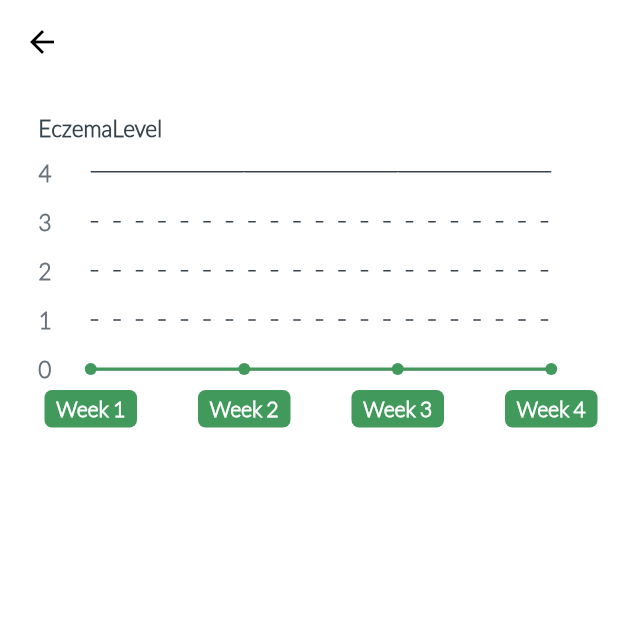
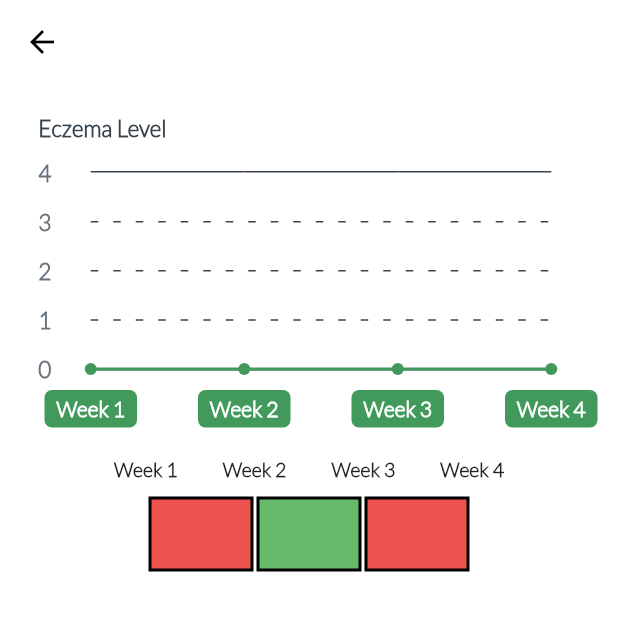
Before and after one commit to Marcusneo121/remdii_ai_user, a Flutter app: the TrackerLineChartScreen screen opened directly with empty values, on a phone screen of 412 x 824 dp, the top half of it. Run offline on Flutter 3.47's test engine with Material 2 defaults, Android fonts, the phone set to English and light mode, and no system bars; drawn by our look-alikes of fl_chart, flutter_bounceable; our stand-ins replace cached_network_image, carousel_slider, cloud_firestore, device_preview, expandable, firebase_core and 16 more; missing offline and left inert: email_auth, gkash_payment, linkable, mysql1, mysql_client; accounts and stored records are empty.

Commit message:
prepare for summary + UI change for radar chart

```diff
--- a/lib/Screens/Tracker/tracker_line_chart_screen.dart
+++ b/lib/Screens/Tracker/tracker_line_chart_screen.dart
@@ -1,6 +1,7 @@
 import 'package:flutter/material.dart';
 import 'package:flutter/cupertino.dart';
 import 'package:collection/collection.dart';
+import 'package:flutter_bounceable/flutter_bounceable.dart';
 import 'package:fyp/DB_Models/Tracker/LineChartPoint.dart';
 import 'package:fyp/DB_Models/Tracker/LineChartTracker.dart';
 import 'package:fyp/Screens/Tracker/widgets/lineChartWidget.dart';
@@ -8,6 +9,7 @@ import 'package:fyp/DB_Models/connection.dart';
 import 'package:fyp/constants.dart';
 import 'package:mysql1/mysql1.dart';
 import 'package:shared_preferences/shared_preferences.dart';
+import 'package:vibration/vibration.dart';
 
 class TrackerLineChartScreen extends StatefulWidget {
   const TrackerLineChartScreen(
@@ -46,6 +48,7 @@ class _TrackerLineChartScreenState extends State<TrackerLineChartScreen> {
   List<LineChartTracker> lineChartData = [];
   List<double> data = <double>[];
   List<LineChartDataCarry> dataCarryLineChart = [];
+  List<int?> weekLevel = [];
 
   @override
   void initState() {
@@ -91,6 +94,7 @@ class _TrackerLineChartScreenState extends State<TrackerLineChartScreen> {
                 radarChartID: null,
                 onPressedTitle: 'No record yet.',
               ));
+              weekLevel.add(null);
             } else {
               for (var row in lineChartTrackerResults) {
                 lineChartData.add(LineChartTracker(
@@ -104,6 +108,7 @@ class _TrackerLineChartScreenState extends State<TrackerLineChartScreen> {
                   radarChartID: row[8],
                   onPressedTitle: row[2].toString(),
                 ));
+                weekLevel.add(row[1]);
               }
             }
             break;
@@ -120,6 +125,7 @@ class _TrackerLineChartScreenState extends State<TrackerLineChartScreen> {
                 radarChartID: null,
                 onPressedTitle: 'No record yet.',
               ));
+              weekLevel.add(null);
             } else {
               for (var row in lineChartTrackerResults) {
                 lineChartData.add(LineChartTracker(
@@ -133,6 +139,7 @@ class _TrackerLineChartScreenState extends State<TrackerLineChartScreen> {
                   radarChartID: row[8],
                   onPressedTitle: row[2].toString(),
                 ));
+                weekLevel.add(row[1]);
               }
             }
             break;
@@ -149,6 +156,7 @@ class _TrackerLineChartScreenState extends State<TrackerLineChartScreen> {
                 radarChartID: null,
                 onPressedTitle: 'No record yet.',
               ));
+              weekLevel.add(null);
             } else {
               for (var row in lineChartTrackerResults) {
                 lineChartData.add(LineChartTracker(
@@ -162,6 +170,7 @@ class _TrackerLineChartScreenState extends State<TrackerLineChartScreen> {
                   radarChartID: row[8],
                   onPressedTitle: row[2].toString(),
                 ));
+                weekLevel.add(row[1]);
               }
             }
             break;
@@ -178,6 +187,7 @@ class _TrackerLineChartScreenState extends State<TrackerLineChartScreen> {
                 radarChartID: null,
                 onPressedTitle: 'No record yet.',
               ));
+              weekLevel.add(null);
             } else {
               for (var row in lineChartTrackerResults) {
                 lineChartData.add(LineChartTracker(
@@ -191,6 +201,7 @@ class _TrackerLineChartScreenState extends State<TrackerLineChartScreen> {
                   radarChartID: row[8],
                   onPressedTitle: row[2].toString(),
                 ));
+                weekLevel.add(row[1]);
               }
             }
             break;
@@ -208,9 +219,21 @@ class _TrackerLineChartScreenState extends State<TrackerLineChartScreen> {
           weekLevel: item.weekLevel,
         ));
       }
+
+      for (var i = 0; i <= 3; i++) {
+        //print(i);
+        print(weekLevel[i].toString());
+      }
+
       await conn.close();
       return lineChartData;
     } catch (e) {
+      print("Error message : $e");
+    }
+  }
+
+  fetchCompareData(var conn, SharedPreferences prefs) async {
+    try {} catch (e) {
       print("Error message : $e");
     }
   }
@@ -256,6 +279,112 @@ class _TrackerLineChartScreenState extends State<TrackerLineChartScreen> {
                                 dataCollections: dataCarryLineChart),
                           ),
                         ),
+                        SizedBox(
+                          height: 20,
+                        ),
+                        Container(
+                          width: 260,
+                          child: Row(
+                            mainAxisAlignment: MainAxisAlignment.spaceBetween,
+                            children: [
+                              Text(
+                                'Week 1',
+                                style: TextStyle(
+                                  fontFamily: 'Lato',
+                                  fontWeight: FontWeight.w800,
+                                  fontSize: 13.0,
+                                ),
+                              ),
+                              Text(
+                                'Week 2',
+                                style: TextStyle(
+                                  fontFamily: 'Lato',
+                                  fontWeight: FontWeight.w800,
+                                  fontSize: 13.0,
+                                ),
+                              ),
+                              Text(
+                                'Week 3',
+                                style: TextStyle(
+                                  fontFamily: 'Lato',
+                                  fontWeight: FontWeight.w800,
+                                  fontSize: 13.0,
+                                ),
+                              ),
+                              Text(
+                                'Week 4',
+                                style: TextStyle(
+                                  fontFamily: 'Lato',
+                                  fontWeight: FontWeight.w800,
+                                  fontSize: 13.0,
+                                ),
+                              ),
+                            ],
+                          ),
+                        ),
+                        SizedBox(
+                          height: 10,
+                        ),
+                        Row(
+                          mainAxisAlignment: MainAxisAlignment.center,
+                          children: [
+                            Bounceable(
+                              onTap: () {
+                                Vibration.vibrate(amplitude: 40, duration: 200);
+                              },
+                              child: Container(
+                                width: 70,
+                                height: 50,
+                                decoration: BoxDecoration(
+                                  color: Colors.red[400],
+                                  border: Border.all(
+                                    color: Colors.black,
+                                    width: 2,
+                                  ),
+                                ),
+                              ),
+                            ),
+                            SizedBox(
+                              width: 2,
+                            ),
+                            Bounceable(
+                              onTap: () {
+                                Vibration.vibrate(amplitude: 40, duration: 200);
+                              },
+                              child: Container(
+                                width: 70,
+                                height: 50,
+                                decoration: BoxDecoration(
+                                  color: Colors.green[400],
+                                  border: Border.all(
+                                    color: Colors.black,
+                                    width: 2,
+                                  ),
+                                ),
+                              ),
+                            ),
+                            SizedBox(
+                              width: 2,
+                            ),
+                            Bounceable(
+                              onTap: () {
+                                Vibration.vibrate(amplitude: 40, duration: 200);
+                              },
+                              child: Container(
+                                width: 70,
+                                height: 50,
+                                padding: EdgeInsets.all(5),
+                                decoration: BoxDecoration(
+                                  color: Colors.red[400],
+                                  border: Border.all(
+                                    color: Colors.black,
+                                    width: 2,
+                                  ),
+                                ),
+                              ),
+                            ),
+                          ],
+                        ),
                       ],
                     );
                   } else {
--- a/lib/Screens/Tracker/tracker_radar_chart_screen.dart
+++ b/lib/Screens/Tracker/tracker_radar_chart_screen.dart
@@ -172,7 +172,7 @@ class _TrackerRadarChartScreenState extends State<TrackerRadarChartScreen> {
                             padding: EdgeInsets.only(top: 15, bottom: 20),
                             decoration: BoxDecoration(
                               borderRadius: BorderRadius.circular(25),
-                              color: Colors.grey[100],
+                              color: Color(0xFF241F48),
                             ),
                             child: Column(
                               children: [
@@ -182,6 +182,7 @@ class _TrackerRadarChartScreenState extends State<TrackerRadarChartScreen> {
                                     fontFamily: 'Lato',
                                     fontWeight: FontWeight.bold,
                                     fontSize: 20.0,
+                                    color: Colors.white,
                                   ),
                                 ),
                                 Divider(
@@ -201,7 +202,7 @@ class _TrackerRadarChartScreenState extends State<TrackerRadarChartScreen> {
                             ),
                           ),
                         ),
-                        SizedBox(height: 40),
+                        SizedBox(height: 30),
                         Bounceable(
                           onTap: () {},
                           child: Container(
@@ -209,7 +210,7 @@ class _TrackerRadarChartScreenState extends State<TrackerRadarChartScreen> {
                             padding: EdgeInsets.only(top: 15, bottom: 20),
                             decoration: BoxDecoration(
                               borderRadius: BorderRadius.circular(25),
-                              color: Colors.grey[100],
+                              color: Color(0xFF241F48),
                             ),
                             child: Column(
                               children: [
@@ -219,6 +220,7 @@ class _TrackerRadarChartScreenState extends State<TrackerRadarChartScreen> {
                                     fontFamily: 'Lato',
                                     fontWeight: FontWeight.bold,
                                     fontSize: 20.0,
+                                    color: Colors.white,
                                   ),
                                 ),
                                 Divider(
@@ -238,7 +240,7 @@ class _TrackerRadarChartScreenState extends State<TrackerRadarChartScreen> {
                             ),
                           ),
                         ),
-                        SizedBox(height: 40),
+                        SizedBox(height: 30),
                         Bounceable(
                           onTap: () {},
                           child: Container(
@@ -246,7 +248,7 @@ class _TrackerRadarChartScreenState extends State<TrackerRadarChartScreen> {
                             padding: EdgeInsets.only(top: 15, bottom: 20),
                             decoration: BoxDecoration(
                               borderRadius: BorderRadius.circular(25),
-                              color: Colors.grey[100],
+                              color: Color(0xFF241F48),
                             ),
                             child: Column(
                               children: [
@@ -256,6 +258,7 @@ class _TrackerRadarChartScreenState extends State<TrackerRadarChartScreen> {
                                     fontFamily: 'Lato',
                                     fontWeight: FontWeight.bold,
                                     fontSize: 20.0,
+                                    color: Colors.white,
                                   ),
                                 ),
                                 Divider(
@@ -276,7 +279,7 @@ class _TrackerRadarChartScreenState extends State<TrackerRadarChartScreen> {
                             ),
                           ),
                         ),
-                        SizedBox(height: 40),
+                        SizedBox(height: 30),
                         Bounceable(
                           onTap: () {},
                           child: Container(
@@ -284,7 +287,7 @@ class _TrackerRadarChartScreenState extends State<TrackerRadarChartScreen> {
                             padding: EdgeInsets.only(top: 15, bottom: 20),
                             decoration: BoxDecoration(
                               borderRadius: BorderRadius.circular(25),
-                              color: Colors.grey[100],
+                              color: Color(0xFF241F48),
                             ),
                             child: Column(
                               children: [
@@ -294,6 +297,7 @@ class _TrackerRadarChartScreenState extends State<TrackerRadarChartScreen> {
                                     fontFamily: 'Lato',
                                     fontWeight: FontWeight.bold,
                                     fontSize: 20.0,
+                                    color: Colors.white,
                                   ),
                                 ),
                                 Divider(
@@ -313,7 +317,7 @@ class _TrackerRadarChartScreenState extends State<TrackerRadarChartScreen> {
                             ),
                           ),
                         ),
-                        SizedBox(height: 40),
+                        SizedBox(height: 30),
                       ],
                     );
                   }
--- a/lib/Screens/Tracker/widgets/lineChartWidget.dart
+++ b/lib/Screens/Tracker/widgets/lineChartWidget.dart
@@ -31,7 +31,7 @@ class LineChartWidget extends StatelessWidget {
       crossAxisAlignment: CrossAxisAlignment.start,
       children: [
         Text(
-          'EczemaLevel',
+          'Eczema Level',
           style: TextStyle(
             fontFamily: 'Lato',
             fontWeight: FontWeight.bold,
```
